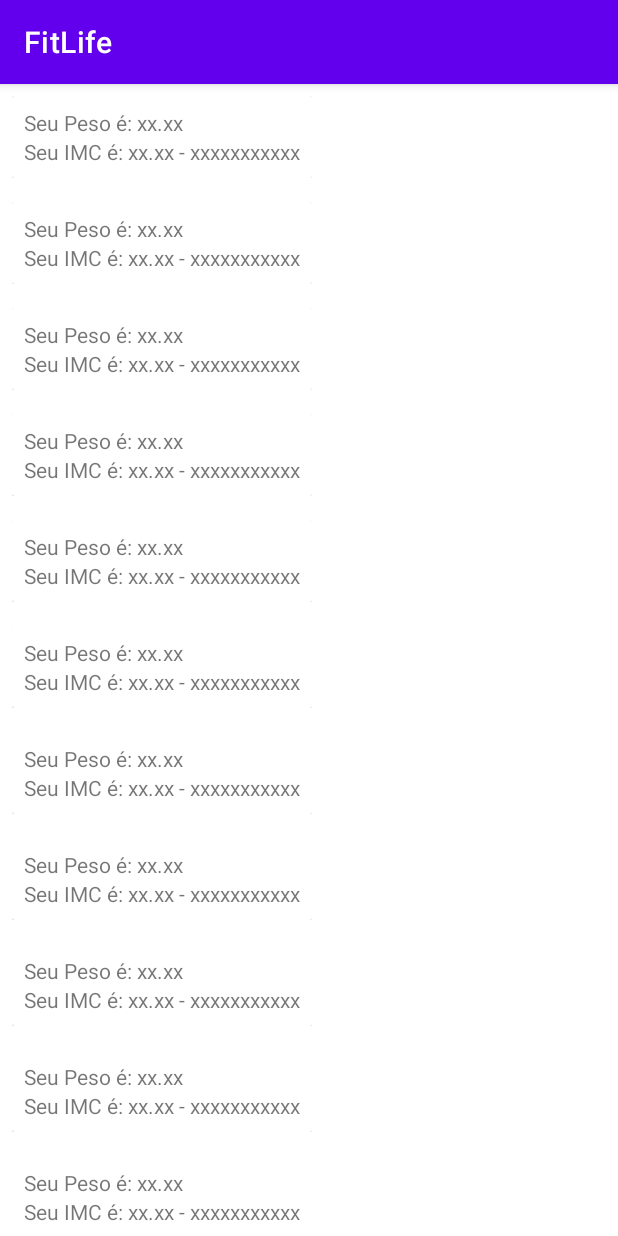
After one commit to tfreitasf/FitLife, an Android app: the BmiHistoryActivity screen opened directly, with no data from a screen before it, on a phone screen of 412 x 824 dp. The commit adds this screen. Run offline under Robolectric (Android 15) with nearby library versions, the phone set to English and light mode, and no system bars.

```diff
--- a/app/src/main/AndroidManifest.xml
+++ b/app/src/main/AndroidManifest.xml
@@ -12,8 +12,10 @@
         android:supportsRtl="true"
         android:theme="@style/Theme.FitLife"
         tools:targetApi="31">
+        <activity android:name=".BmiHistoryActivity"
+            android:exported="false"/>
         <activity
-            android:name=".ImcActivity"
+            android:name=".BmiActivity"
             android:exported="false" />
         <activity
             android:name=".MainActivity"
--- a/app/src/main/java/br/com/povengenharia/fitlife/ImcActivity.kt
+++ b/app/src/main/java/br/com/povengenharia/fitlife/BmiActivity.kt
@@ -1,20 +1,16 @@
 package br.com.povengenharia.fitlife
 
 import android.content.Context
-import android.content.DialogInterface
-import android.inputmethodservice.InputMethodService
 import androidx.appcompat.app.AppCompatActivity
 import android.os.Bundle
-import android.util.Log
 import android.view.inputmethod.InputMethodManager
 import android.widget.Button
 import android.widget.EditText
-import android.widget.TextView
 import android.widget.Toast
 import androidx.annotation.StringRes
 import androidx.appcompat.app.AlertDialog
 
-class ImcActivity : AppCompatActivity() {
+class BmiActivity : AppCompatActivity() {
 
     private lateinit var editWeight: EditText
     private lateinit var editHeight: EditText
--- /dev/null
+++ b/app/src/main/java/br/com/povengenharia/fitlife/BmiHistoryActivity.kt
@@ -0,0 +1,53 @@
+package br.com.povengenharia.fitlife
+
+import android.os.Bundle
+import android.util.Log
+import android.view.View
+import android.view.ViewGroup
+import androidx.appcompat.app.AppCompatActivity
+import androidx.recyclerview.widget.LinearLayoutManager
+import androidx.recyclerview.widget.RecyclerView
+
+class BmiHistoryActivity : AppCompatActivity() {
+
+    private lateinit var rvBmiHistory: RecyclerView
+
+
+    override fun onCreate(savedInstanceState: Bundle?) {
+        super.onCreate(savedInstanceState)
+        setContentView(R.layout.activity_bmi_history)
+
+        val adapter = BmiHistoryAdapter()
+        rvBmiHistory = findViewById(R.id.rv_bmi_history)
+        rvBmiHistory.adapter = adapter
+        rvBmiHistory.layoutManager = LinearLayoutManager(this)
+
+
+
+
+    }
+
+    private inner class BmiHistoryAdapter : RecyclerView.Adapter<BmiHistoryHolder>(
+
+    ) {
+        override fun onCreateViewHolder(parent: ViewGroup, viewType: Int): BmiHistoryHolder {
+            val view = layoutInflater.inflate(R.layout.bmi_history_item, parent, false)
+            return BmiHistoryHolder(view)
+            Log.i("Teste","aqui está onCreateViewHolder")
+
+        }
+
+        override fun onBindViewHolder(holder: BmiHistoryHolder, position: Int) {
+            Log.i("Teste","aqui está onBindViewHolder")
+
+        }
+
+        override fun getItemCount(): Int {
+            return 15
+            Log.i("Teste","aqui está getItemCount")
+        }
+    }
+
+
+    private class BmiHistoryHolder(view: View) : RecyclerView.ViewHolder(view)
+}
--- /dev/null
+++ b/app/src/main/res/layout/activity_bmi_history.xml
@@ -0,0 +1,15 @@
+<?xml version="1.0" encoding="utf-8"?>
+<androidx.constraintlayout.widget.ConstraintLayout xmlns:android="http://schemas.android.com/apk/res/android"
+    xmlns:tools="http://schemas.android.com/tools"
+    android:layout_width="match_parent"
+    android:layout_height="match_parent">
+
+    <androidx.recyclerview.widget.RecyclerView
+        android:id="@+id/rv_bmi_history"
+        android:layout_width="match_parent"
+
+        android:layout_height="match_parent"
+        tools:listitem="@layout/bmi_history_item" />
+
+
+</androidx.constraintlayout.widget.ConstraintLayout>
--- a/app/src/main/res/layout/activity_imc.xml
+++ b/app/src/main/res/layout/activity_imc.xml
@@ -6,7 +6,7 @@
     android:layout_height="match_parent"
     android:layout_gravity="center"
     android:padding="16dp"
-    tools:context=".ImcActivity">
+    tools:context=".BmiActivity">
 
     <TextView
         android:id="@+id/tv_bmi_description"
--- /dev/null
+++ b/app/src/main/res/layout/bmi_history_item.xml
@@ -0,0 +1,40 @@
+<?xml version="1.0" encoding="utf-8"?>
+<LinearLayout xmlns:android="http://schemas.android.com/apk/res/android"
+    xmlns:app="http://schemas.android.com/apk/res-auto"
+    android:layout_width="wrap_content"
+    android:layout_height="wrap_content"
+    android:layout_margin="8dp">
+
+    <androidx.cardview.widget.CardView
+        android:layout_width="wrap_content"
+        app:cardElevation="4dp"
+        android:layout_height="wrap_content">
+
+        <androidx.constraintlayout.widget.ConstraintLayout
+            android:layout_width="wrap_content"
+            android:layout_margin="8dp"
+            android:layout_height="wrap_content">
+
+            <TextView
+                android:id="@+id/tv_weight"
+                android:layout_width="wrap_content"
+                android:layout_height="wrap_content"
+                android:text="Seu Peso é: xx.xx"
+                app:layout_constraintStart_toStartOf="parent"
+                app:layout_constraintTop_toTopOf="parent" />
+
+            <TextView
+                android:layout_width="wrap_content"
+                android:layout_height="wrap_content"
+                android:text="Seu IMC é: xx.xx - xxxxxxxxxxx"
+                app:layout_constraintTop_toBottomOf="@id/tv_weight"
+                app:layout_constraintStart_toStartOf="@id/tv_weight"/>
+
+
+        </androidx.constraintlayout.widget.ConstraintLayout>
+
+
+    </androidx.cardview.widget.CardView>
+
+
+</LinearLayout>
--- a/app/src/main/res/values/strings.xml
+++ b/app/src/main/res/values/strings.xml
@@ -2,6 +2,8 @@
     <string name="app_name">FitLife</string>
     <string name="tv_bmi_description"><b>O que é IMC? </b>  O IMC é uma medida que avalia seu peso em relação à sua altura. \n<br></br> <b>Para que serve?</b><br /> Indica se você está abaixo do peso, com peso saudável, com sobrepeso ou obeso.\n<br /><b>Como calcular?</b><br /> Divida seu peso (kg) pela altura (m) ao quadrado: IMC = peso / (altura * altura).</string>
     <string name="et_weight">Digite seu peso (kg)</string>
+    <string name="tv_bmi_title">IMC</string>
+    <string name="tv_bmi_history_title">Historico IMC</string>
     <string name="et_height">Digite sua altura (cm)</string>
     <string name="btn_calculate">Calcular</string>
     <string name="toast_message_validation">Todos os campos devem ser maiores que zero</string>
```
Also changed, not shown: app/src/main/java/br/com/povengenharia/fitlife/MainActivity.kt (+66 -6 lines), app/src/main/java/br/com/povengenharia/fitlife/MainItem.kt (added, +11 -0 lines), app/src/main/res/layout/activity_main.xml (+11 -16 lines), app/src/main/res/layout/main_item.xml (added, +42 -0 lines).
